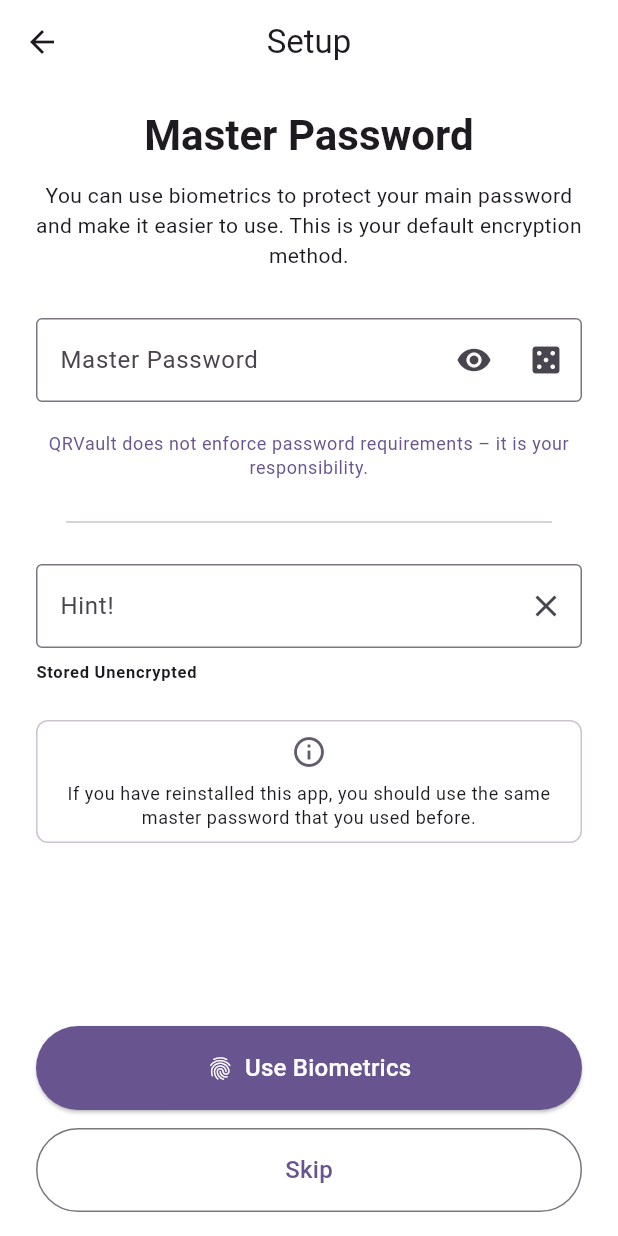
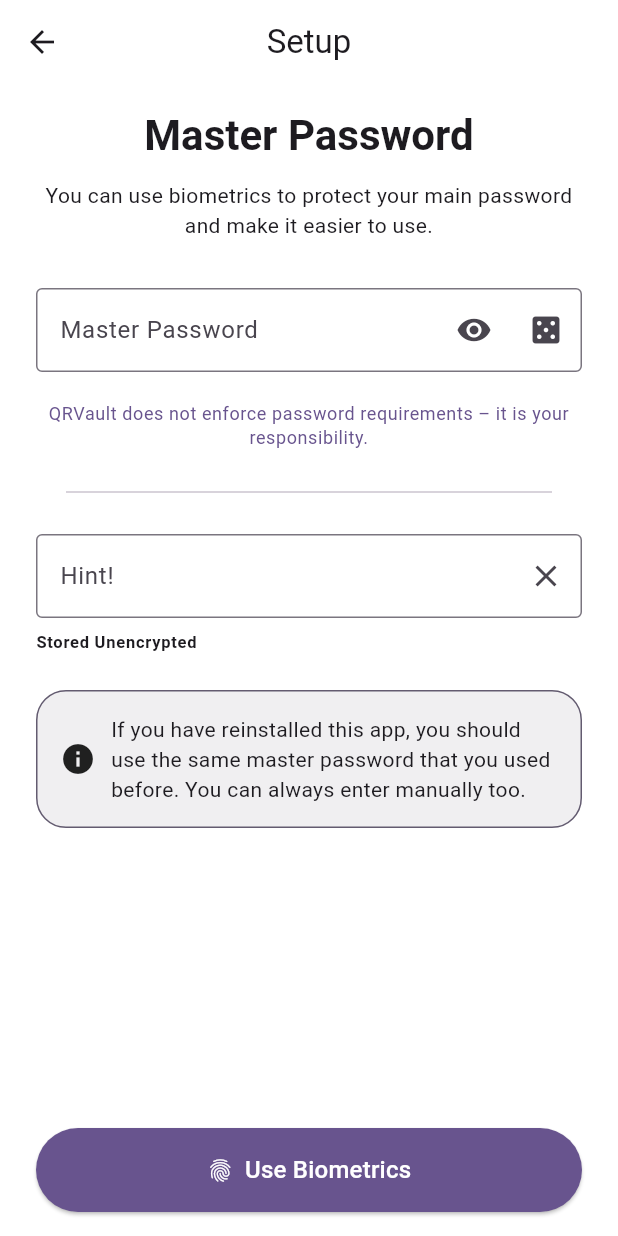
Before and after one commit to Mondei1/QRVault, a Flutter app: the MasterPasswordSetupView screen opened directly, on a phone screen of 412 x 824 dp. Run offline on Flutter 3.47's test engine with Material 3 defaults, Android fonts, the phone set to English and light mode, and no system bars; drawn by our look-alikes of dynamic_color; our stand-ins replace pdf, printing, qr_flutter, shared_preferences; missing offline and left inert: cryptography, mobile_scanner, msgpack_dart, totp; accounts and stored records are empty; generated files the repository leaves out were written again.

Commit message:
Implement secure master password storage.
This commit adds support for a secure way to store the user password (aka master password) on an Android device using Android's native KeyStore. Only the initial enrollment has been tested yet.

```diff
--- a/lib/l10n/app_de.arb
+++ b/lib/l10n/app_de.arb
@@ -21,12 +21,12 @@
   "deutschLanguage": "Deutsch",
   "masterpassword": "Master-Passwort",
   "biometrics": "Biometrie",
-  "biometricsInfo": "Du kannst biometrische Daten verwenden, um dein Hauptpasswort zu schützen und die Nutzung zu erleichtern. Dies ist deine Standard-Verschlüsselungsmethode.",
+  "biometricsInfo": "Du kannst biometrische Daten verwenden, um dein Hauptpasswort zu schützen und die Nutzung zu erleichtern.",
   "biometricsSupport": "Dein Gerät unterstützt die Authentifizierung mit Biometrie, das ist großartig! Du kannst sie als Master Passwort verwenden und so den Prozess der Verschlüsselung beschleunigen!",
   "passwordRequirements": "QRVault stellt keine Anforderungen an dein Passwort – die Verantwortung liegt bei dir.",
   "passwordHint": "Hinweis für das Passwort",
   "storedUnencrypted": "Unverschlüsselt gespeichert",
-  "reinstallationInfo": "Wenn du diese App erneut installiert hast, solltest du dasselbe Master-Passwort wie zuvor verwenden.",
+  "reinstallationInfo": "Wenn du diese App erneut installiert hast, solltest du dasselbe Master-Passwort wie zuvor verwenden. Du kannst es auch jederzeit manuell eingeben.",
   "useBiometrics": "Biometrie verwenden",
   "skip": "Überspringen",
   "loading": "Wir verschlüsseln Alles und sind gleich wieder zurück!",
--- a/lib/l10n/app_en.arb
+++ b/lib/l10n/app_en.arb
@@ -21,12 +21,12 @@
   "deutschLanguage": "Deutsch",
   "masterpassword": "Master Password",
   "biometrics": "Biometrics",
-  "biometricsInfo": "You can use biometrics to protect your main password and make it easier to use. This is your default encryption method.",
+  "biometricsInfo": "You can use biometrics to protect your main password and make it easier to use.",
   "biometricsSupport": "Your phone supports biometric authentication, which is great! You can use it to set a master password to speed up the creation and scanning process.",
   "passwordRequirements": "QRVault does not enforce password requirements – it is your responsibility.",
   "passwordHint": "Hint!",
   "storedUnencrypted": "Stored Unencrypted",
-  "reinstallationInfo": "If you have reinstalled this app, you should use the same master password that you used before.",
+  "reinstallationInfo": "If you have reinstalled this app, you should use the same master password that you used before. You can always enter manually too.",
   "useBiometrics": "Use Biometrics",
   "skip": "Skip",
   "loading": "Let us do some cryptography and we'll right back!",
--- a/lib/screens/onboarding/steps/master_password_setup_view.dart
+++ b/lib/screens/onboarding/steps/master_password_setup_view.dart
@@ -1,6 +1,8 @@
 import 'package:flutter/material.dart';
 import 'package:flutter_gen/gen_l10n/app_localizations.dart';
+import 'package:qrvault/screens/main/home_screen.dart';
 import 'package:qrvault/screens/main/password_generator_screen.dart';
+import 'package:qrvault/services/native_calls.dart';
 
 class MasterPasswordSetupView extends StatefulWidget {
   const MasterPasswordSetupView({super.key});
@@ -19,6 +21,20 @@
     _passwordController.dispose();
     _hintController.dispose();
     super.dispose();
+  }
+
+  /// This will enroll a master key on the Android device.
+  void enrollMasterPassword() async {
+    var enrollResult = await NativeCalls.enrollMasterKey(_passwordController.text);
+
+    if (enrollResult && mounted) {
+      _showMasterPasswordError(context);
+      return;
+    }
+
+    // Navigate the user to the home screen since this is the last optional step.
+    Navigator.pushReplacement(
+        context, MaterialPageRoute(builder: (_) => HomeScreenView()));
   }
 
   @override
@@ -126,28 +142,28 @@
                 ),
               ),
               const SizedBox(height: 24),
-              Container(
-                padding: const EdgeInsets.all(8.0),
-                decoration: BoxDecoration(
-                  border: Border.all(color: colorScheme.outlineVariant),
-                  borderRadius: BorderRadius.circular(8.0),
+              DecoratedBox(
+              decoration: BoxDecoration(
+                border: Border.all(
+                  color: Theme.of(context).colorScheme.secondary,
                 ),
-                child: Column(
-                  crossAxisAlignment: CrossAxisAlignment.start,
+                color: Theme.of(context).colorScheme.secondary.withAlpha(25),
+                borderRadius: BorderRadius.circular(20),
+              ),
+              child: Padding(
+                padding: EdgeInsets.all(16),
+                child: Row(
                   children: [
-                    Align(
-                      alignment: Alignment.center,
-                      child: Icon(Icons.info_outline, color: colorScheme.secondary),
+                    Padding(
+                      padding: EdgeInsets.only(right: 10),
+                      child: Icon(Icons.info),
                     ),
-                    const SizedBox(height: 8),
-                    Text(
-                      AppLocalizations.of(context)!.reinstallationInfo,
-                      style: textTheme.bodySmall,
-                      textAlign: TextAlign.center,
-                    ),
+                    Flexible(
+                        child: Text(
+                            AppLocalizations.of(context)!.reinstallationInfo))
                   ],
                 ),
-              ),
+              )),
               const SizedBox(height: 24),
             ],
           ),
@@ -174,27 +190,48 @@
                 textStyle: textTheme.titleMedium?.copyWith(color: colorScheme.onPrimary),
                 minimumSize: const Size(double.infinity, 50),
               ),
-              onPressed: () {
-                 //TODO: Implement Use Biometrics action
-              },
-            ),
-            const SizedBox(height: 12),
-            OutlinedButton(
-              style: OutlinedButton.styleFrom(
-                foregroundColor: colorScheme.primary,
-                side: BorderSide(color: colorScheme.outline),
-                padding: const EdgeInsets.symmetric(vertical: 16.0),
-                textStyle: textTheme.titleMedium,
-                minimumSize: const Size(double.infinity, 50),
-              ),
-              child: Text(AppLocalizations.of(context)!.skip),
-              onPressed: () {
-                 //TODO: Implement Skip action
-              },
-            ),
+              onPressed: () => enrollMasterPassword(),
+            )
           ],
         ),
       ),
     );
   }
+
+  Future<void> _showMasterPasswordError(BuildContext context) {
+    return showDialog<void>(
+      context: context,
+      builder: (BuildContext context) {
+        return AlertDialog(
+          title: const Text("Error"),
+          content: const Text(
+            // TODO: Translate
+            "There was an error setting your master password. Try again or continue without one.",
+          ),
+          actions: <Widget>[
+            TextButton(
+              style: TextButton.styleFrom(
+                  textStyle: Theme.of(context).textTheme.labelLarge),
+              child: const Text("Try again"),
+              onPressed: () {
+                // Close dialogue
+                Navigator.of(context, rootNavigator: true).pop(null);
+                enrollMasterPassword();
+              },
+            ),
+            TextButton(
+              style: TextButton.styleFrom(
+                  textStyle: Theme.of(context).textTheme.labelLarge),
+              child: const Text("Skip"),
+              onPressed: () {
+                // Navigate the user to the home screen since this is the last optional step.
+                Navigator.pushReplacement(context,
+                    MaterialPageRoute(builder: (_) => HomeScreenView()));
+              },
+            ),
+          ],
+        );
+      },
+    );
+  }
 }
--- a/lib/screens/onboarding/steps/security_step.dart
+++ b/lib/screens/onboarding/steps/security_step.dart
@@ -1,6 +1,5 @@
 import 'package:flutter/material.dart';
 import 'package:flutter_gen/gen_l10n/app_localizations.dart';
-
 
 class SecurityStepView extends StatelessWidget {
   const SecurityStepView({super.key});
@@ -96,8 +95,8 @@
                       child: Icon(Icons.info),
                     ),
                     Flexible(
-                        child: Text(
-                            AppLocalizations.of(context)!.encryptionInfo))
+                        child:
+                            Text(AppLocalizations.of(context)!.encryptionInfo))
                   ],
                 ),
               ))
```
Also changed, not shown: lib/screens/main/set_password.dart (+33 -0 lines), lib/screens/onboarding/onboarding_screen.dart (+15 -6 lines), lib/screens/onboarding/steps/biometrics_setup_step.dart (+3 -16 lines), lib/services/native_calls.dart (+27 -0 lines), pubspec.lock, 3 other files.
